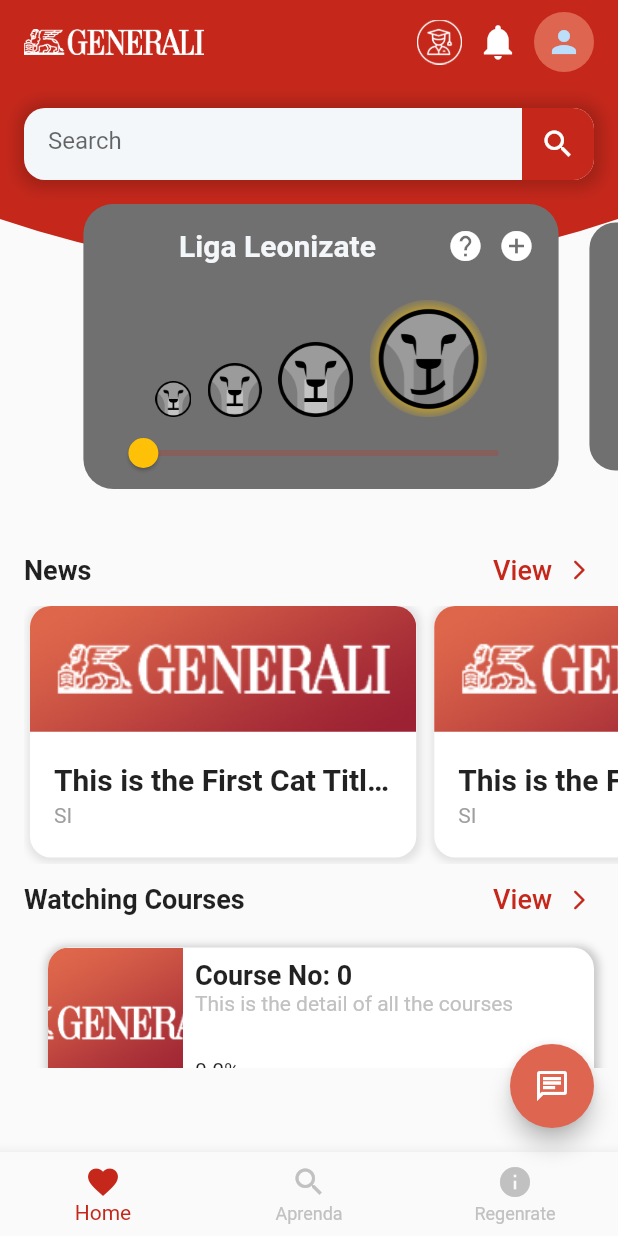
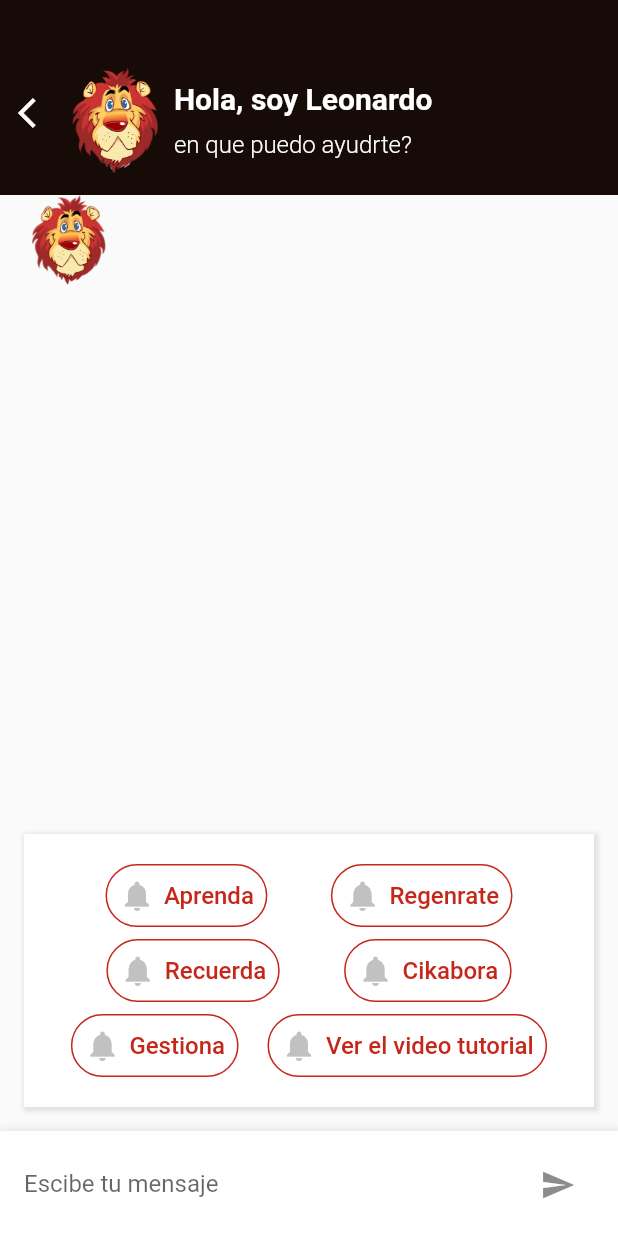
Before and after one commit to hassan-zafar/generali, a Flutter app: the screen it shows after launch, on a phone screen of 412 x 824 dp. Run offline on Flutter 3.47's test engine with Material 2 defaults, Android fonts, the phone set to English and light mode, and no system bars; drawn by our look-alikes of carousel_slider; our stand-ins replace flutter_rating_bar, shared_preferences, sleek_circular_slider.

Commit message:
chatbot UI complete just chat left

```diff
--- a/lib/main.dart
+++ b/lib/main.dart
@@ -1,5 +1,6 @@
 import 'package:flutter/material.dart';
 import 'package:generali/providers/home_slider_provider.dart';
+import 'package:generali/screens/chat_bot/chat_bot.dart';
 import 'package:generali/screens/login/login.dart';
 import 'package:generali/screens/main_scren/main_screen.dart';
 import 'package:generali/utilities/custom_colors.dart';
@@ -41,10 +42,11 @@ class MyApp extends StatelessWidget {
             brightness: Brightness.light,
           ),
         ),
-        home: const MainScreen(),
+        home: const ChatBot(),
         routes: <String, WidgetBuilder>{
           Login.routeName: (_) => const Login(),
           MainScreen.routeName: (_) => const MainScreen(),
+          ChatBot.routeName: (_) => const ChatBot(),
         },
       ),
     );
--- /dev/null
+++ b/lib/screens/chat_bot/chat_bot.dart
@@ -0,0 +1,227 @@
+import 'package:flutter/material.dart';
+import 'package:flutter/painting.dart';
+import 'package:flutter/widgets.dart';
+import 'package:generali/utilities/custom_colors.dart';
+import 'package:generali/utilities/custom_images.dart';
+import 'package:generali/utilities/utilities.dart';
+
+class ChatBot extends StatelessWidget {
+  const ChatBot({Key? key}) : super(key: key);
+  static const String routeName = '/ChatBot';
+
+  @override
+  Widget build(BuildContext context) {
+    final Size _size = MediaQuery.of(context).size;
+    return Scaffold(
+      body: Column(
+        children: <Widget>[
+          _customAppBar(context, _size),
+          Expanded(
+            child: Container(
+              padding: EdgeInsets.symmetric(horizontal: Utilities.padding),
+              child: ListView.builder(
+                itemCount: 1,
+                itemBuilder: (BuildContext context, int index) {
+                  return Row(
+                    children: <Widget>[
+                      SizedBox(
+                        height: 60,
+                        width: 60,
+                        child: Image.asset(CustomImages.leonardoChat),
+                      )
+                    ],
+                  );
+                },
+              ),
+            ),
+          ),
+          _chatShortcuts(),
+          _sendMessageField(),
+        ],
+      ),
+    );
+  }
+
+  Container _chatShortcuts() {
+    return Container(
+      width: double.infinity,
+      padding: EdgeInsets.all(Utilities.padding),
+      margin: EdgeInsets.only(
+        left: Utilities.padding,
+        right: Utilities.padding,
+        bottom: Utilities.padding,
+      ),
+      decoration: BoxDecoration(
+        color: Colors.white,
+        boxShadow: <BoxShadow>[
+          BoxShadow(
+            color: Colors.black.withOpacity(0.1),
+            spreadRadius: 2,
+            blurRadius: 2,
+            offset: const Offset(1, 1),
+          ),
+        ],
+      ),
+      child: Wrap(
+        alignment: WrapAlignment.spaceEvenly,
+        children: <Widget>[
+          _IconicButton(
+            title: 'Aprenda',
+            onTap: () {},
+          ),
+          _IconicButton(
+            title: 'Regenrate',
+            onTap: () {},
+          ),
+          _IconicButton(
+            title: 'Recuerda',
+            onTap: () {},
+          ),
+          _IconicButton(
+            title: 'Cikabora',
+            onTap: () {},
+          ),
+          _IconicButton(
+            title: 'Gestiona',
+            onTap: () {},
+          ),
+          _IconicButton(
+            title: 'Ver el video tutorial',
+            onTap: () {},
+          ),
+        ],
+      ),
+    );
+  }
+
+  Container _sendMessageField() {
+    return Container(
+      height: 70,
+      width: double.infinity,
+      padding: EdgeInsets.all(Utilities.padding),
+      alignment: Alignment.center,
+      decoration: BoxDecoration(
+        color: Colors.white,
+        boxShadow: <BoxShadow>[
+          BoxShadow(
+            color: Colors.black.withOpacity(0.1),
+            spreadRadius: 2,
+            blurRadius: 4,
+            offset: const Offset(1, 1),
+          ),
+        ],
+      ),
+      child: TextFormField(
+        decoration: InputDecoration(
+          hintText: 'Escibe tu mensaje',
+          border: InputBorder.none,
+          suffixIcon: IconButton(
+            onPressed: () {},
+            icon: const Icon(Icons.send),
+          ),
+        ),
+      ),
+    );
+  }
+
+  Container _customAppBar(BuildContext context, Size _size) {
+    return Container(
+      height: 130,
+      width: double.infinity,
+      color: CustomColors.black,
+      child: Row(
+        children: <Widget>[
+          IconButton(
+            padding: const EdgeInsets.only(top: 20),
+            onPressed: () => Navigator.of(context).pop(),
+            icon: const Icon(Icons.arrow_back_ios),
+          ),
+          SizedBox(
+            height: 100,
+            width: _size.width * 0.8,
+            child: Padding(
+              padding: const EdgeInsets.only(top: 30),
+              child: Row(
+                children: <Widget>[
+                  Image.asset(CustomImages.leonardoChat),
+                  const SizedBox(width: 10),
+                  SizedBox(
+                    width: _size.width * 0.6,
+                    child: Column(
+                      mainAxisAlignment: MainAxisAlignment.spaceEvenly,
+                      crossAxisAlignment: CrossAxisAlignment.start,
+                      children: const <Widget>[
+                        Text(
+                          'Hola, soy Leonardo',
+                          overflow: TextOverflow.ellipsis,
+                          style: TextStyle(
+                            color: Colors.white,
+                            fontSize: 20,
+                            fontWeight: FontWeight.bold,
+                          ),
+                        ),
+                        Flexible(
+                          child: Text(
+                            'en que puedo ayudrte?',
+                            overflow: TextOverflow.ellipsis,
+                            style: TextStyle(
+                              color: Colors.white,
+                              fontSize: 16,
+                              fontWeight: FontWeight.w300,
+                            ),
+                          ),
+                        ),
+                      ],
+                    ),
+                  )
+                ],
+              ),
+            ),
+          )
+        ],
+      ),
+    );
+  }
+}
+
+class _IconicButton extends StatelessWidget {
+  const _IconicButton({
+    required this.title,
+    required this.onTap,
+    Key? key,
+  }) : super(key: key);
+  final String title;
+  final VoidCallback onTap;
+
+  @override
+  Widget build(BuildContext context) {
+    return GestureDetector(
+      onTap: onTap,
+      child: Container(
+        padding: EdgeInsets.all(Utilities.padding / 2),
+        margin: EdgeInsets.all(Utilities.padding / 4),
+        decoration: BoxDecoration(
+          borderRadius: BorderRadius.circular(
+            Utilities.buttonBorderRadius,
+          ),
+          border: Border.all(color: Theme.of(context).primaryColor),
+        ),
+        child: Row(
+          mainAxisSize: MainAxisSize.min,
+          children: <Widget>[
+            Icon(Icons.notifications, color: CustomColors.lightGrey),
+            const SizedBox(width: 6),
+            Text(
+              title,
+              style: TextStyle(
+                color: Theme.of(context).primaryColor,
+                fontWeight: FontWeight.w500,
+                fontSize: 16,
+              ),
+            )
+          ],
+        ),
+      ),
+    );
+  }
+}
--- a/lib/screens/main_scren/main_screen.dart
+++ b/lib/screens/main_scren/main_screen.dart
@@ -1,4 +1,5 @@
 import 'package:flutter/material.dart';
+import 'package:generali/screens/chat_bot/chat_bot.dart';
 import 'package:generali/screens/main_scren/pages/aprenda/aprenda.dart';
 import 'package:generali/screens/main_scren/pages/regenrate/regenrate.dart';
 import 'package:generali/screens/widgets/custom_circular_profile_image.dart';
@@ -63,7 +64,9 @@ class _MainScreenState extends State<MainScreen> {
       bottomNavigationBar: BottomNavigationBarWidget(onTab: _onItemTapped),
       body: _widgetOptions.elementAt(_selectedIndex),
       floatingActionButton: FloatingActionButton(
-        onPressed: () {},
+        onPressed: () {
+          Navigator.of(context).pushNamed(ChatBot.routeName);
+        },
         child: const Icon(Icons.chat_outlined, color: Colors.white),
       ),
     );
```
